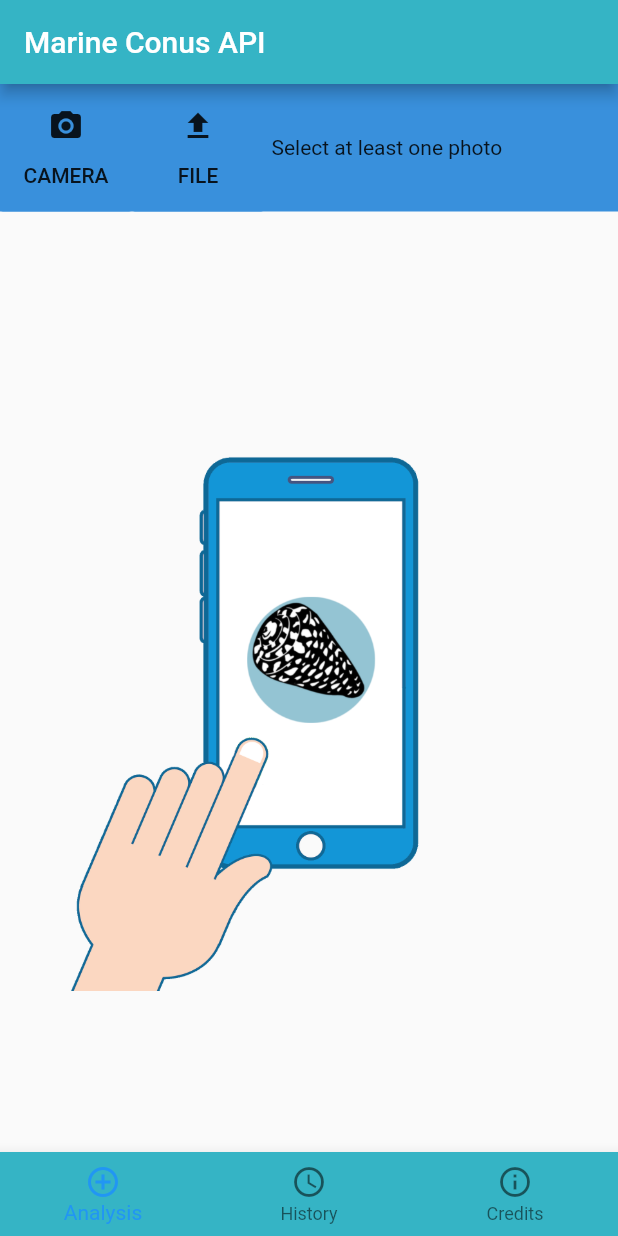
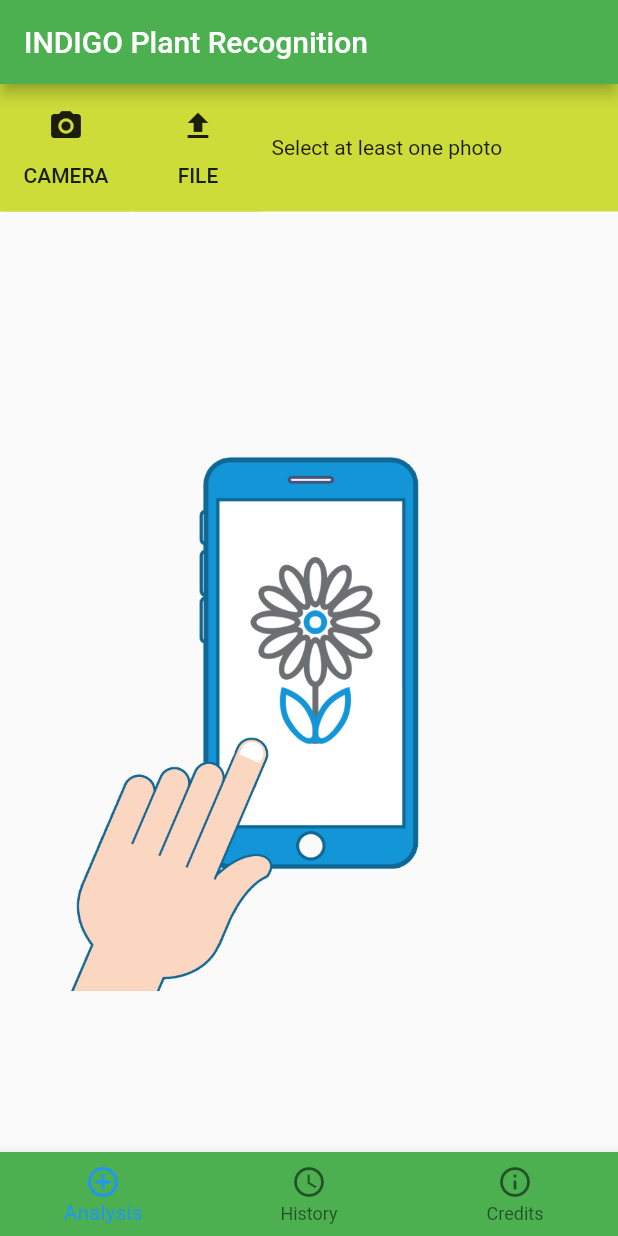
Before and after one commit to indigo-dc/deep-recognition-app-apk-generator, a Flutter app: the screen it shows after launch, on a phone screen of 412 x 824 dp. Run offline on Flutter 3.47's test engine with Material 2 defaults, Android fonts, the phone set to English and light mode, and no system bars; our stand-ins replace dio, image_picker, page_indicator, photo_view, shared_preferences, transparent_image; network calls fail.

Commit message:
colors, strings and default preview image replaced

```diff
--- a/lib/history/result_page.dart
+++ b/lib/history/result_page.dart
@@ -86,7 +86,7 @@ class ResultPage extends StatelessWidget {
                               text_color = Colors.red;
                               icon = Icon(
                                 Icons.warning,
-                                color: Colors.grey,
+                                color: Colors.white,
                               );
                             }else{
                               text_color = Colors.white;
--- a/lib/utils/constants.dart
+++ b/lib/utils/constants.dart
@@ -1,7 +1,7 @@
 import 'package:flutter/material.dart';
 
 class AppStrings {
-  static String app_label = "Marine Conus API";
+  static String app_label = "INDIGO Plant Recognition";
   static String analysis = "Analysis";
   static String history = "History";
   static String credits = "Credits";
@@ -14,13 +14,14 @@ class AppStrings {
   static String delete_alert_content = "The image will be deleted. Are you sure?";
   static String no = "NO";
   static String yes = "YES";
+  static String no_history = "No history";
 }
 
 class AppColors {
-  static const Color primary_color = Color(0xFF35B4C5);
-  static const Color accent_color = Color(0xFF3990DC);
+  static const Color primary_color = Color(0xFF4CAF50);
+  static const Color accent_color = Color(0xFFCDDC39);
   static const Color notification_color = Color(0xD3212121);
-  static const Color primary_dark_color = Color(0xFF007393);
+  static const Color primary_dark_color = Color(0xFF388E3C);
 }
 
 class AppDimensions {
--- a/pubspec.yaml
+++ b/pubspec.yaml
@@ -24,7 +24,7 @@ dependencies:
   # Use with the CupertinoIcons class for iOS style icons.
   cupertino_icons: ^0.1.2
   image_picker: ^0.5.4+3
-  dio: 2.1.0
+  dio: 2.1.3
   page_indicator: ^0.1.3
   url_launcher: ^5.0.2
   shared_preferences: ^0.5.1+2
```
Also changed, not shown: lib/history/history_page.dart (+22 -35 lines), lib/task/analysis_page.dart (+21 -9 lines), assets/images/plant.png, pubspec.lock.
